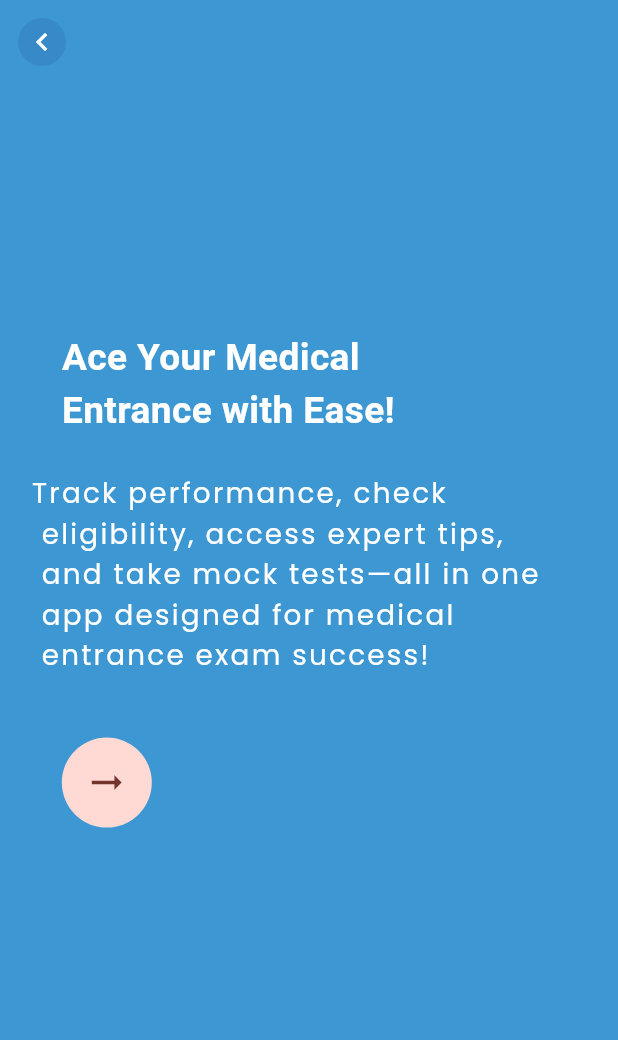
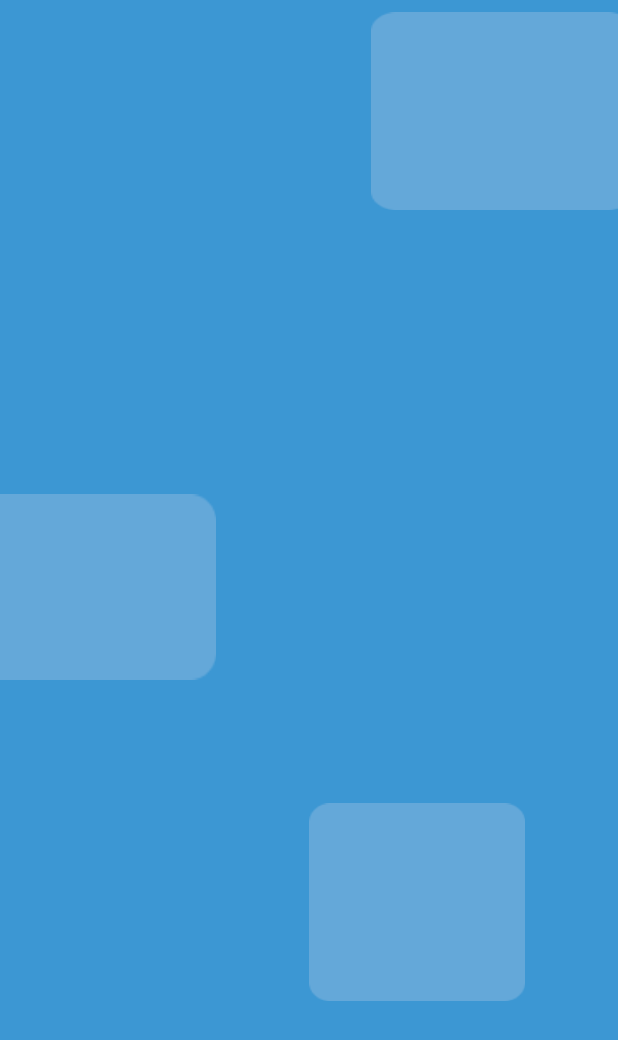
Before and after one commit to Sudharshanan56/Hive-Application, a Flutter app: the OnlineExam screen opened directly, on a phone screen of 412 x 824 dp. Shown: the top 1040 px of the screen. Run offline on Flutter 3.47's test engine with Material 3 defaults, Android fonts, the phone set to English and light mode, and no system bars; our stand-ins replace carousel_slider, google_fonts, google_nav_bar, like_button, page_transition.

Commit message:
OnlineExam 3 animation

```diff
--- a/lib/Dashboard/Online Exam/Online Exam 1.dart
+++ b/lib/Dashboard/Online Exam/Online Exam 1.dart
@@ -54,7 +54,6 @@
 //   }
 // }
 
-
 import 'package:flutter/material.dart';
 
 class OnlineExam extends StatefulWidget {
@@ -65,6 +64,16 @@ class OnlineExam extends StatefulWidget {
 }
 
 class _OnlineExamState extends State<OnlineExam> {
+  bool _startAnimation = false;
+  void initState() {
+    super.initState();
+    Future.delayed(Duration(milliseconds: 100), () {
+      setState(() {
+        _startAnimation = true;
+      });
+    });
+  }
+
   @override
   Widget build(BuildContext context) {
     // Get the screen width and height for responsiveness
@@ -73,70 +82,148 @@ class _OnlineExamState extends State<OnlineExam> {
 
     return Scaffold(
       backgroundColor: const Color(0xff3C97D3),
-      appBar: AppBar(
-        backgroundColor: const Color(0xff3C97D3),
-        leading: Padding(
-          padding: const EdgeInsets.all(12.0),
-          child: GestureDetector(
-            onTap: () => Navigator.pop(context),
-            child: const CircleAvatar(
-              radius: 1,
-              backgroundColor: Color(0xff1d1d1d66),
-              child: Icon(
-                Icons.keyboard_arrow_left,
-                color: Colors.white,
+      // appBar: AppBar(
+      //   backgroundColor: const Color(0xff3C97D3),
+      //   leading: Padding(
+      //     padding: const EdgeInsets.all(12.0),
+      //     child: GestureDetector(
+      //       onTap: () => Navigator.pop(context),
+      //       child: const CircleAvatar(
+      //         radius: 1,
+      //         backgroundColor: Color(0xff1d1d1d66),
+      //         child: Icon(
+      //           Icons.keyboard_arrow_left,
+      //           color: Colors.white,
+      //         ),
+      //       ),
+      //     ),
+      //   ),
+      // ),
+      body: Stack(
+        children: [
+          AnimatedPositioned(
+              child: Container(
+                height: screenHeight * 0.16,
+                width: screenWidth * 0.4,
+                child: Image.asset(
+                  'assets/R1.png',
+                  fit: BoxFit.fill,
+                ),
               ),
-            ),
-          ),
-        ),
-      ),
-      body: SingleChildScrollView(
-        child: Column(
-          crossAxisAlignment: CrossAxisAlignment.start,
-          children: [
-            SizedBox(height: screenHeight * 0.2),
-            Padding(
-              padding: EdgeInsets.symmetric(horizontal: screenWidth * 0.1),
-              child: Text(
-                "Ace Your Medical\nEntrance with Ease!",
-                style: TextStyle(
-                  fontWeight: FontWeight.bold,
-                  fontSize: screenWidth * 0.06,
-                  color: Colors.white,
+              duration: Duration(seconds: 1),
+              curve: Curves.easeInOut,
+              left: _startAnimation ? screenWidth * 0.60 : screenWidth,
+              top: screenHeight * 0.010
+              // right: _startAnimation ? 0.0 : -100,
+              ),
+          AnimatedPositioned(
+            child: Container(
+              height: screenHeight * 0.15,
+              width: screenWidth * 0.35,
+              // decoration:
+              //     BoxDecoration(border: Border.all(color: Colors.black)),
+              child: Padding(
+                padding: const EdgeInsets.all(0.0),
+                child: Image.asset(
+                  "assets/R2.png",
+                  fit: BoxFit.fill,
                 ),
               ),
             ),
-            SizedBox(height: screenHeight * 0.03),
-            Padding(
-              padding: EdgeInsets.symmetric(horizontal: screenWidth * 0.05),
-              child: Text(
-                "Track performance, check\n eligibility, access expert tips,\n and take mock tests—all in one\n app designed for medical\n entrance exam success!",
-                style: TextStyle(
-                  fontSize: screenWidth * 0.045,
-                  color: Colors.white,
-                  fontFamily: 'Poppins',
-                  letterSpacing: 1.5,
-                ),
+            duration: Duration(seconds: 1),
+            curve: Curves.easeInOut,
+            top: screenHeight * 0.40,
+          ),
+
+          AnimatedPositioned(
+            child: Container(
+              height: screenHeight * 0.16,
+              width: screenWidth * 0.35,
+              // decoration: BoxDecoration(
+              //   border: Border.all(color: Colors.black),
+              // ),
+              child: Image.asset(
+                "assets/R3.png",
+                fit: BoxFit.fill,
               ),
             ),
-            SizedBox(height: screenHeight * 0.05),
-            Padding(
-              padding: EdgeInsets.only(left: screenWidth * 0.1),
-              child: GestureDetector(
-                onTap: () {
-                  // Add your action here
-                },
-                child: const CircleAvatar(
-                  radius: 30,
-                  child: Icon(
-                    Icons.arrow_right_alt,
-                    size: 30,
-                  ),
-                ),
-              ),
-            ),
-          ],
-        ),
+            duration: Duration(seconds: 1),
+            curve: Curves.easeInOut,
+            top: screenHeight * 0.65,
+            left: _startAnimation ? screenWidth * 0.50 : screenWidth * 2.50,
+            // right: screenWidth * 0.15,
+          ),
+
+          // AnimatedPositioned(
+          //   child: Container(
+          //     child: Image.assets("assets/R4.png"),
+          //   ),
+          //   duration: Duration(seconds: 1),
+          // )
+
+          // Positioned(
+
+          // Column(
+          //   crossAxisAlignment: CrossAxisAlignment.start,
+          //   children: [
+          //     SizedBox(height: screenHeight * 0.2),
+          //     Padding(
+          //       padding: EdgeInsets.symmetric(horizontal: screenWidth * 0.1),
+          //       child: Text(
+          //         "Ace Your Medical\nEntrance with Ease!",
+          //         style: TextStyle(
+          //           fontWeight: FontWeight.bold,
+          //           fontSize: screenWidth * 0.06,
+          //           color: Colors.white,
+          //         ),
+          //       ),
+          //     ),
+          //     SizedBox(height: screenHeight * 0.03),
+          //     Padding(
+          //       padding: EdgeInsets.symmetric(horizontal: screenWidth * 0.05),
+          //       child: Text(
+          //         "Track performance, check\n eligibility, access expert tips,\n and take mock tests—all in one\n app designed for medical\n entrance exam success!",
+          //         style: TextStyle(
+          //           fontSize: screenWidth * 0.045,
+          //           color: Colors.white,
+          //           fontFamily: 'Poppins',
+          //           letterSpacing: 1.5,
+          //         ),
+          //       ),
+          //     ),
+          //     SizedBox(height: screenHeight * 0.05),
+          //     Padding(
+          //       padding: EdgeInsets.only(left: screenWidth * 0.1),
+          //       child: GestureDetector(
+          //         onTap: () {
+          //           // Add your action here
+          //         },
+          //         child: const CircleAvatar(
+          //           radius: 30,
+          //           child: Icon(
+          //             Icons.arrow_right_alt,
+          //             size: 30,
+          //           ),
+          //         ),
+          //       ),
+          //     ),
+          //   ],
+          // ),
+          // Padding(
+          //   padding: const EdgeInsets.all(12.0),
+          //   child: GestureDetector(
+          //     onTap: () => Navigator.pop(context),
+          //     child: const CircleAvatar(
+          //       radius: 1,
+          //       backgroundColor: Color(0xff1d1d1d66),
+          //       child: Icon(
+          //         Icons.keyboard_arrow_left,
+          //         color: Colors.white,
+          //       ),
+          //     ),
+          //   ),
+          // ),
+        ],
       ),
     );
   }
--- a/lib/main.dart
+++ b/lib/main.dart
@@ -2,6 +2,7 @@ import 'package:flutter/material.dart';
 import 'package:hive_application/Countdown/CountDown.dart';
 import 'package:hive_application/Credentials/Credentials_1.dart';
 import 'package:hive_application/Dashboard/Exam%20Cracker/Exam%20Cracker%201.dart';
+import 'package:hive_application/Dashboard/Online%20Exam/Online%20Exam%201.dart';
 import 'package:hive_application/HomePage/HomePage1.dart';
 import 'package:hive_application/HomePage/HomePage_Without_email.dart';
 import 'package:hive_application/Intro/Page_1.dart';
@@ -35,7 +36,7 @@ class MyApp extends StatelessWidget {
         colorScheme: ColorScheme.fromSeed(seedColor: Colors.red),
         useMaterial3: true,
       ),
-      home: Mockmaster1(),
+      home: OnlineExam(),
     );
   }
 }
```
Also changed, not shown: lib/Dashboard/MockMaster/MockMaster_1.dart (+96 -66 lines), assets/R1.png (added), assets/R2.png (added), assets/R3.png (added), assets/R4.png (added).
